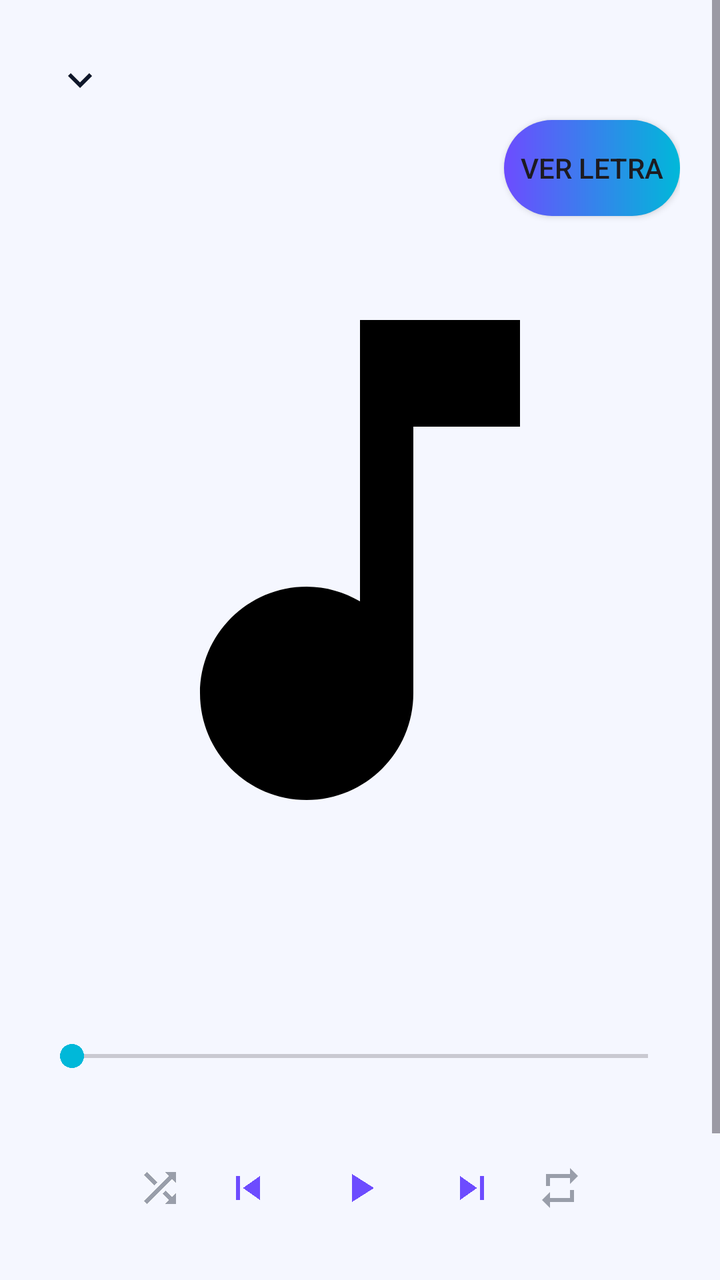
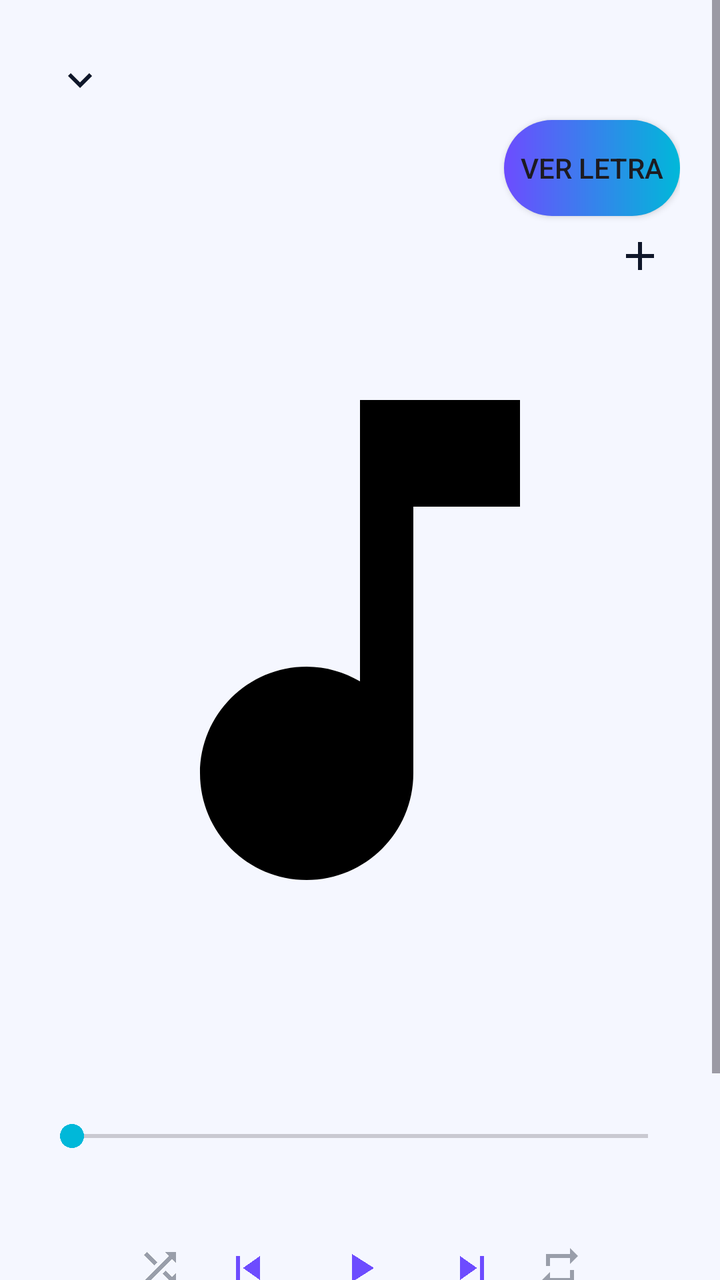

Two renders of the same Android screen: before a commit and after it. Below are the layout's source before the change and the commit's diff.
<!-- AndroidManifest.xml: application theme Base.Theme.Reproducers -->
<!-- res/layout/activity_player.xml -->
<ScrollView
    xmlns:android="http://schemas.android.com/apk/res/android"
    android:layout_width="match_parent"
    android:layout_height="match_parent"
    xmlns:app="http://schemas.android.com/apk/res-auto">

    <LinearLayout
        android:layout_width="match_parent"
        android:layout_height="wrap_content"
        android:orientation="vertical"
        android:padding="20dp">

        <ImageButton
            android:id="@+id/btnCollapse"
            android:layout_width="40dp"
            android:layout_height="40dp"
            android:layout_gravity="start"
            android:background="?attr/selectableItemBackgroundBorderless"
            android:src="@drawable/ic_down"
            app:tint="@color/iconTint" />

        
        <Button
            android:id="@+id/btnLyrics"
            android:layout_width="wrap_content"
            android:layout_height="wrap_content"
            android:layout_gravity="end"
            android:text="@string/view_lyrics"
            android:background="@drawable/bg_rounded_button"/>

        
        <ImageView
            android:id="@+id/playerCover"
            android:layout_width="match_parent"
            android:layout_height="320dp"
            android:scaleType="centerCrop"
            android:layout_marginTop="12dp"
            android:src="@drawable/ic_music_note" />

        
        <TextView
            android:id="@+id/lyricsView"
            android:layout_width="match_parent"
            android:layout_height="320dp"
            android:visibility="gone"
            android:gravity="center"
            android:textSize="18sp"
            android:scrollbars="vertical" />

        <TextView
            android:id="@+id/playerTitle"
            android:layout_width="match_parent"
            android:layout_height="wrap_content"
            android:textColor="@color/textPrimary"
            android:textSize="22sp"
            android:textStyle="bold"
            android:gravity="center"
            android:layout_marginTop="16dp" />

        <TextView
            android:id="@+id/playerArtist"
            android:layout_width="match_parent"
            android:layout_height="wrap_content"
            android:textSize="16sp"
            android:textColor="@color/textSecondary"
            android:gravity="center" />

        <SeekBar
            android:id="@+id/seekBar"
            android:layout_width="match_parent"
            android:layout_height="wrap_content"
            android:layout_marginTop="12dp" />

        <LinearLayout
            android:layout_width="match_parent"
            android:layout_height="wrap_content"
            android:gravity="center"
            android:orientation="horizontal"
            android:padding="25dp">

            <ImageButton
                android:id="@+id/btnShuffle"
                android:alpha="0.4"
                android:layout_width="40dp"
                android:layout_height="40dp"
                android:background="?attr/selectableItemBackgroundBorderless"
                android:src="@drawable/ic_shuffle"
                app:tint="@color/iconTint"/>

            <ImageButton
                android:id="@+id/btnPrevious"
                android:layout_width="48dp"
                android:layout_height="48dp"
                android:background="?attr/selectableItemBackgroundBorderless"
                android:src="@drawable/ic_previous"
                app:tint="@color/accent" />

            <ImageButton
                android:id="@+id/btnPlayPause"
                android:layout_width="64dp"
                android:layout_height="64dp"
                android:background="?attr/selectableItemBackgroundBorderless"
                android:src="@drawable/ic_play_circle"
                app:tint="@color/accent" />

            <ImageButton
                android:id="@+id/btnNext"
                android:layout_width="48dp"
                android:layout_height="48dp"
                android:background="?attr/selectableItemBackgroundBorderless"
                android:src="@drawable/ic_next"
                app:tint="@color/accent" />

            <ImageButton
                android:id="@+id/btnRepeat"
                android:alpha="0.4"
                android:layout_width="40dp"
                android:layout_height="40dp"
                android:background="?attr/selectableItemBackgroundBorderless"
                android:src="@drawable/ic_repeat"
                app:tint="@color/iconTint"/>

        </LinearLayout>

        <LinearLayout
            android:layout_width="match_parent"
            android:layout_height="wrap_content"
            android:gravity="center"
            android:orientation="horizontal"
            android:layout_marginTop="8dp">

            <ImageButton
                android:id="@+id/btnFavoritePlayer"
                android:layout_width="44dp"
                android:layout_height="44dp"
                android:background="?attr/selectableItemBackgroundBorderless"
                android:src="@drawable/ic_favorite_border"
                app:tint="@color/iconTint" />

            <ImageButton
                android:id="@+id/btnAddToPlaylist"
                android:layout_width="44dp"
                android:layout_height="44dp"
                android:background="?attr/selectableItemBackgroundBorderless"
                android:src="@drawable/ic_playlist_add"
                app:tint="@color/iconTint" />

        </LinearLayout>

    </LinearLayout>

</ScrollView>
<!-- resources referenced by this layout -->
<resources>
  <color name="accent">#6D4CFF</color>
  <color name="iconTint">#0F172A</color>
  <color name="textPrimary">#0F172A</color>
  <color name="textSecondary">#475569</color>
  <!-- drawable bg_rounded_button (drawable) -->
  <shape xmlns:android="http://schemas.android.com/apk/res/android">
      <corners android:radius="24dp" />
      <gradient
          android:angle="0"
          android:endColor="@color/accentSecondary"
          android:startColor="@color/accent" />
  </shape>
  <!-- drawable ic_down (drawable) -->
  <vector xmlns:android="http://schemas.android.com/apk/res/android" android:height="24dp" android:tint="#000000" android:viewportHeight="24" android:viewportWidth="24" android:width="24dp">
        
      <path android:fillColor="@android:color/white" android:pathData="M7.41,8.59L12,13.17l4.59,-4.58L18,10l-6,6 -6,-6 1.41,-1.41z"/>
      
  </vector>
  <!-- drawable ic_music_note (drawable) -->
  <vector xmlns:android="http://schemas.android.com/apk/res/android" android:height="24dp" android:tint="#000000" android:viewportHeight="24" android:viewportWidth="24" android:width="24dp">
        
      <path android:fillColor="@android:color/white" android:pathData="M12,3v10.55c-0.59,-0.34 -1.27,-0.55 -2,-0.55 -2.21,0 -4,1.79 -4,4s1.79,4 4,4 4,-1.79 4,-4V7h4V3h-6z"/>
      
  </vector>
  <!-- drawable ic_next (drawable) -->
  <vector xmlns:android="http://schemas.android.com/apk/res/android" android:height="24dp" android:tint="#000000" android:viewportHeight="24" android:viewportWidth="24" android:width="24dp">
        
      <path android:fillColor="@android:color/white" android:pathData="M6,18l8.5,-6L6,6v12zM16,6v12h2V6h-2z"/>
      
  </vector>
  <!-- drawable ic_play_circle (drawable) -->
  <vector xmlns:android="http://schemas.android.com/apk/res/android" android:height="24dp" android:tint="#000000" android:viewportHeight="24" android:viewportWidth="24" android:width="24dp">
        
      <path android:fillColor="@android:color/white" android:pathData="M8,5v14l11,-7z"/>
      
  </vector>
  <!-- drawable ic_playlist_add (drawable) -->
  <vector xmlns:android="http://schemas.android.com/apk/res/android" android:autoMirrored="true" android:height="24dp" android:tint="#000000" android:viewportHeight="24" android:viewportWidth="24" android:width="24dp">
        
      <path android:fillColor="@android:color/white" android:pathData="M14,10H3v2h11V10zM14,6H3v2h11V6zM18,14v-4h-2v4h-4v2h4v4h2v-4h4v-2H18zM3,16h7v-2H3V16z"/>
      
  </vector>
  <!-- drawable ic_previous (drawable) -->
  <vector xmlns:android="http://schemas.android.com/apk/res/android" android:height="24dp" android:tint="#000000" android:viewportHeight="24" android:viewportWidth="24" android:width="24dp">
        
      <path android:fillColor="@android:color/white" android:pathData="M6,6h2v12L6,18zM9.5,12l8.5,6L18,6z"/>
      
  </vector>
  <!-- drawable ic_repeat (drawable) -->
  <vector xmlns:android="http://schemas.android.com/apk/res/android" android:height="24dp" android:tint="#000000" android:viewportHeight="24" android:viewportWidth="24" android:width="24dp">
        
      <path android:fillColor="@android:color/white" android:pathData="M7,7h10v3l4,-4 -4,-4v3L5,5v6h2L7,7zM17,17L7,17v-3l-4,4 4,4v-3h12v-6h-2v4z"/>
      
  </vector>
  <string name="view_lyrics">Ver letra</string>
  <color name="accentSecondary">#00B8D9</color>
  <color name="accentLight">#8EA3FF</color>
  <color name="primaryDark">#E7ECFF</color>
  <color name="surface">#FFFFFF</color>
  <color name="primary">#F5F7FF</color>
  <!-- unchanged entries left out for length: 3 -->
</resources>

<!-- the commit's change to res/layout/activity_player.xml (unified diff, before → after) -->
@@ -27,6 +27,15 @@
             android:layout_gravity="end"
             android:text="@string/view_lyrics"
             android:background="@drawable/bg_rounded_button"/>
+
+        <ImageButton
+            android:id="@+id/btnImportLyrics"
+            android:layout_width="40dp"
+            android:layout_height="40dp"
+            android:layout_gravity="end"
+            android:background="?attr/selectableItemBackgroundBorderless"
+            android:src="@drawable/ic_add"
+            app:tint="@color/iconTint" />
 
         
         <ImageView
<!-- resource entries referenced after the edit -->
@@ -12,6 +12,12 @@
           android:endColor="@color/accentSecondary"
           android:startColor="@color/accent" />
   </shape>
+  <!-- drawable ic_add (drawable) -->
+  <vector xmlns:android="http://schemas.android.com/apk/res/android" android:height="24dp" android:tint="#000000" android:viewportHeight="24" android:viewportWidth="24" android:width="24dp">
+        
+      <path android:fillColor="@android:color/white" android:pathData="M19,13h-6v6h-2v-6H5v-2h6V5h2v6h6v2z"/>
+      
+  </vector>
   <!-- drawable ic_down (drawable) -->
   <vector xmlns:android="http://schemas.android.com/apk/res/android" android:height="24dp" android:tint="#000000" android:viewportHeight="24" android:viewportWidth="24" android:width="24dp">
         
